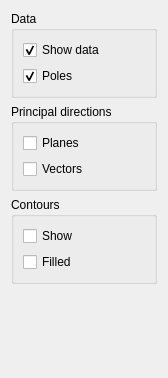
The window that ui/widget_planar.ui (ondrolexa/readsdb) describes before a commit, drawn with Qt 5.
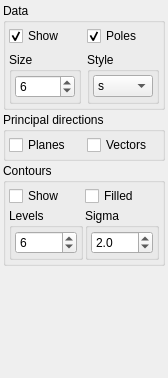
The same window after the commit.

```diff
--- a/ui/widget_planar.ui
+++ b/ui/widget_planar.ui
@@ -14,23 +14,50 @@
    <string>Form</string>
   </property>
   <layout class="QVBoxLayout" name="verticalLayout_4">
+   <property name="spacing">
+    <number>2</number>
+   </property>
+   <property name="leftMargin">
+    <number>3</number>
+   </property>
+   <property name="topMargin">
+    <number>3</number>
+   </property>
+   <property name="rightMargin">
+    <number>3</number>
+   </property>
+   <property name="bottomMargin">
+    <number>3</number>
+   </property>
    <item>
     <widget class="QGroupBox" name="groupBox">
      <property name="title">
       <string>Data</string>
      </property>
-     <layout class="QVBoxLayout" name="verticalLayout">
-      <item>
+     <layout class="QGridLayout" name="gridLayout_2">
+      <property name="leftMargin">
+       <number>3</number>
+      </property>
+      <property name="topMargin">
+       <number>3</number>
+      </property>
+      <property name="rightMargin">
+       <number>3</number>
+      </property>
+      <property name="bottomMargin">
+       <number>3</number>
+      </property>
+      <item row="0" column="0">
        <widget class="QCheckBox" name="checkShowData">
         <property name="text">
-         <string>Show data</string>
+         <string>Show</string>
         </property>
         <property name="checked">
          <bool>true</bool>
         </property>
        </widget>
       </item>
-      <item>
+      <item row="0" column="1">
        <widget class="QCheckBox" name="checkAsPoles">
         <property name="text">
          <string>Poles</string>
@@ -40,6 +67,199 @@
         </property>
        </widget>
       </item>
+      <item row="1" column="0">
+       <widget class="QGroupBox" name="groupBox_6">
+        <property name="title">
+         <string>Size</string>
+        </property>
+        <layout class="QVBoxLayout" name="verticalLayout">
+         <property name="spacing">
+          <number>2</number>
+         </property>
+         <property name="leftMargin">
+          <number>3</number>
+         </property>
+         <property name="topMargin">
+          <number>3</number>
+         </property>
+         <property name="rightMargin">
+          <number>3</number>
+         </property>
+         <property name="bottomMargin">
+          <number>3</number>
+         </property>
+         <item>
+          <widget class="QSpinBox" name="spinSize">
+           <property name="minimum">
+            <number>1</number>
+           </property>
+           <property name="maximum">
+            <number>20</number>
+           </property>
+           <property name="value">
+            <number>6</number>
+           </property>
+          </widget>
+         </item>
+        </layout>
+       </widget>
+      </item>
+      <item row="1" column="1">
+       <widget class="QGroupBox" name="groupBox_7">
+        <property name="title">
+         <string>Style</string>
+        </property>
+        <layout class="QVBoxLayout" name="verticalLayout_6">
+         <property name="spacing">
+          <number>2</number>
+         </property>
+         <property name="leftMargin">
+          <number>3</number>
+         </property>
+         <property name="topMargin">
+          <number>3</number>
+         </property>
+         <property name="rightMargin">
+          <number>3</number>
+         </property>
+         <property name="bottomMargin">
+          <number>3</number>
+         </property>
+         <item>
+          <widget class="QComboBox" name="comboStyle">
+           <property name="currentIndex">
+            <number>12</number>
+           </property>
+           <item>
+            <property name="text">
+             <string>.</string>
+            </property>
+           </item>
+           <item>
+            <property name="text">
+             <string>,</string>
+            </property>
+           </item>
+           <item>
+            <property name="text">
+             <string>o</string>
+            </property>
+           </item>
+           <item>
+            <property name="text">
+             <string>v</string>
+            </property>
+           </item>
+           <item>
+            <property name="text">
+             <string>^</string>
+            </property>
+           </item>
+           <item>
+            <property name="text">
+             <string>&lt;</string>
+            </property>
+           </item>
+           <item>
+            <property name="text">
+             <string>&gt;</string>
+            </property>
+           </item>
+           <item>
+            <property name="text">
+             <string>1</string>
+            </property>
+           </item>
+           <item>
+            <property name="text">
+             <string>2</string>
+            </property>
+           </item>
+           <item>
+            <property name="text">
+             <string>3</string>
+            </property>
+           </item>
+           <item>
+            <property name="text">
+             <string>4</string>
+            </property>
+           </item>
+           <item>
+            <property name="text">
+             <string>8</string>
+            </property>
+           </item>
+           <item>
+            <property name="text">
+             <string>s</string>
+            </property>
+           </item>
+           <item>
+            <property name="text">
+             <string>p</string>
+            </property>
+           </item>
+           <item>
+            <property name="text">
+             <string>P</string>
+            </property>
+           </item>
+           <item>
+            <property name="text">
+             <string>*</string>
+            </property>
+           </item>
+           <item>
+            <property name="text">
+             <string>h</string>
+            </property>
+           </item>
+           <item>
+            <property name="text">
+             <string>H</string>
+            </property>
+           </item>
+           <item>
+            <property name="text">
+             <string>+</string>
+            </property>
+           </item>
+           <item>
+            <property name="text">
+             <string>x</string>
+            </property>
+           </item>
+           <item>
+            <property name="text">
+             <string>X</string>
+            </property>
+           </item>
+           <item>
+            <property name="text">
+             <string>D</string>
+            </property>
+           </item>
+           <item>
+            <property name="text">
+             <string>d</string>
+            </property>
+           </item>
+           <item>
+            <property name="text">
+             <string>|</string>
+            </property>
+           </item>
+           <item>
+            <property name="text">
+             <string>_</string>
+            </property>
+           </item>
+          </widget>
+         </item>
+        </layout>
+       </widget>
+      </item>
      </layout>
     </widget>
    </item>
@@ -48,15 +268,27 @@
      <property name="title">
       <string>Principal directions</string>
      </property>
-     <layout class="QVBoxLayout" name="verticalLayout_2">
-      <item>
+     <layout class="QGridLayout" name="gridLayout_3">
+      <property name="leftMargin">
+       <number>3</number>
+      </property>
+      <property name="topMargin">
+       <number>3</number>
+      </property>
+      <property name="rightMargin">
+       <number>3</number>
+      </property>
+      <property name="bottomMargin">
+       <number>3</number>
+      </property>
+      <item row="0" column="0">
        <widget class="QCheckBox" name="checkEigPlanes">
         <property name="text">
          <string>Planes</string>
         </property>
        </widget>
       </item>
-      <item>
+      <item row="0" column="1">
        <widget class="QCheckBox" name="checkEigLines">
         <property name="text">
          <string>Vectors</string>
@@ -71,21 +303,116 @@
      <property name="title">
       <string>Contours</string>
      </property>
-     <layout class="QVBoxLayout" name="verticalLayout_3">
-      <item>
+     <layout class="QGridLayout" name="gridLayout">
+      <property name="leftMargin">
+       <number>3</number>
+      </property>
+      <property name="topMargin">
+       <number>3</number>
+      </property>
+      <property name="rightMargin">
+       <number>3</number>
+      </property>
+      <property name="bottomMargin">
+       <number>3</number>
+      </property>
+      <property name="spacing">
+       <number>2</number>
+      </property>
+      <item row="0" column="0">
        <widget class="QCheckBox" name="checkContours">
         <property name="text">
          <string>Show</string>
         </property>
        </widget>
       </item>
-      <item>
+      <item row="0" column="1">
        <widget class="QCheckBox" name="checkContoursFilled">
         <property name="text">
          <string>Filled</string>
         </property>
        </widget>
       </item>
+      <item row="2" column="0">
+       <widget class="QGroupBox" name="groupBox_4">
+        <property name="title">
+         <string>Levels</string>
+        </property>
+        <layout class="QVBoxLayout" name="verticalLayout_3">
+         <property name="spacing">
+          <number>2</number>
+         </property>
+         <property name="leftMargin">
+          <number>3</number>
+         </property>
+         <property name="topMargin">
+          <number>3</number>
+         </property>
+         <property name="rightMargin">
+          <number>3</number>
+         </property>
+         <property name="bottomMargin">
+          <number>3</number>
+         </property>
+         <item>
+          <widget class="QSpinBox" name="spinLevels">
+           <property name="minimum">
+            <number>1</number>
+           </property>
+           <property name="maximum">
+            <number>24</number>
+           </property>
+           <property name="value">
+            <number>6</number>
+           </property>
+          </widget>
+         </item>
+        </layout>
+       </widget>
+      </item>
+      <item row="2" column="1">
+       <widget class="QGroupBox" name="groupBox_5">
+        <property name="title">
+         <string>Sigma</string>
+        </property>
+        <layout class="QVBoxLayout" name="verticalLayout_5">
+         <property name="spacing">
+          <number>2</number>
+         </property>
+         <property name="leftMargin">
+          <number>3</number>
+         </property>
+         <property name="topMargin">
+          <number>3</number>
+         </property>
+         <property name="rightMargin">
+          <number>3</number>
+         </property>
+         <property name="bottomMargin">
+          <number>3</number>
+         </property>
+         <item>
+          <widget class="QDoubleSpinBox" name="spinSigma">
+           <property name="decimals">
+            <number>1</number>
+           </property>
+           <property name="minimum">
+            <double>1.000000000000000</double>
+           </property>
+           <property name="maximum">
+            <double>6.000000000000000</double>
+           </property>
+           <property name="singleStep">
+            <double>0.100000000000000</double>
+           </property>
+           <property name="value">
+            <double>2.000000000000000</double>
+           </property>
+          </widget>
+         </item>
+        </layout>
+       </widget>
+      </item>
      </layout>
     </widget>
    </item>
```
